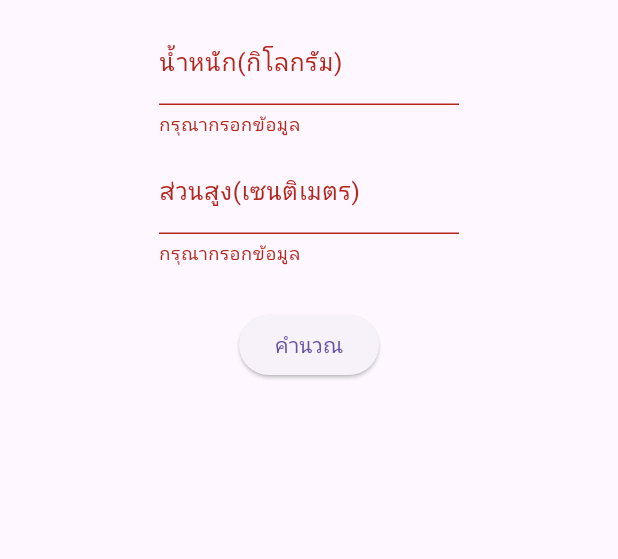
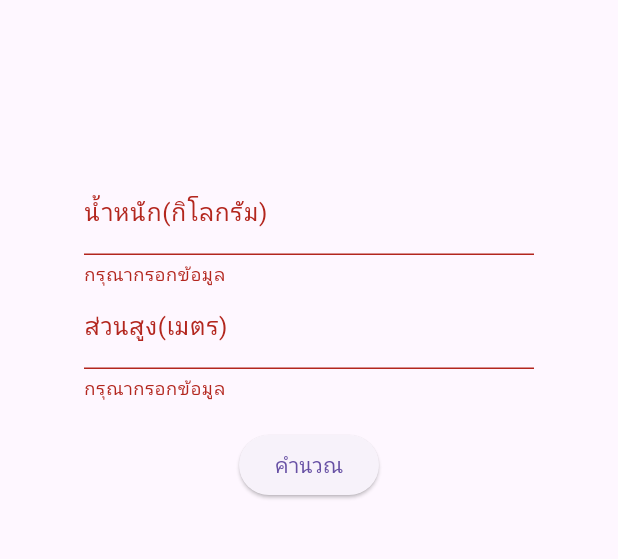
Before and after one commit to Naruebodin-Aetal/pagetest2, a Flutter app: the BMIPage screen opened directly, after a tap on "คำนวณ", on a phone screen of 412 x 824 dp, the part 63-622 px from its top. Run offline on Flutter 3.47's test engine with Material 3 defaults, Android fonts, the light colour scheme and no system bars.

Commit message:
fix minor visual

```diff
--- a/lib/bmipage.dart
+++ b/lib/bmipage.dart
@@ -24,10 +24,10 @@
           child: Form(
             key: _formKey,
             child: Column(
-              spacing: 10,
               children: [
+                SizedBox(height: 100,),
                 SizedBox(
-                  width: 200,
+                  width: 300,
                   child: TextFormField(
                     decoration: InputDecoration(labelText: "น้ำหนัก(กิโลกรัม)"),
                     validator: Validators.multiValidator([
@@ -46,11 +46,11 @@
                   ),
                 ),
                 SizedBox(
-                  width: 200,
+                  width: 300,
                   child: TextFormField(
                     keyboardType: TextInputType.number,
                     decoration: InputDecoration(
-                      labelText: "ส่วนสูง(เซนติเมตร)",
+                      labelText: "ส่วนสูง(เมตร)",
                     ),
                     validator: Validators.multiValidator([
                       Validators.required(errorMessage: "กรุณากรอกข้อมูล"),
@@ -104,7 +104,7 @@
       height: 500,
       child: Column(
         children: [
-          Text((weight + height).toString())
+          Text((weight / (height * height)).toStringAsFixed(2))
         ],
       ),
     ),
```
